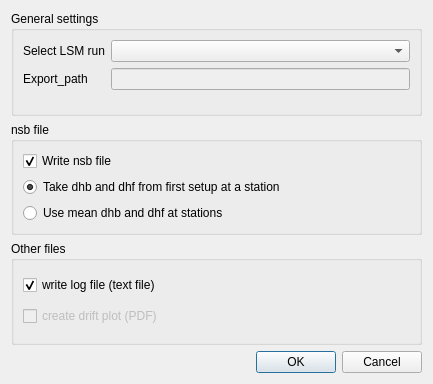
This is gravtools/gui/dialog_export_results.ui in ahellers/GravTools as Qt 5 draws it before an edit. The edited form follows.
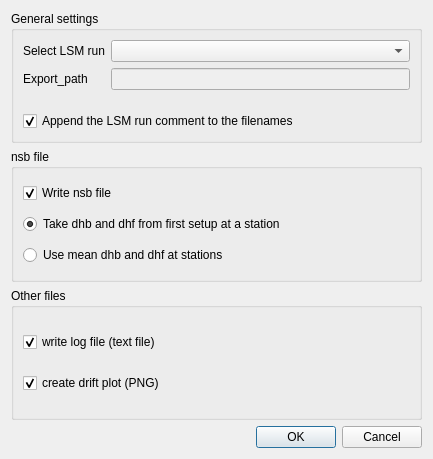
This is the edited form.

Commit message: Added export functions for nsb and log files and drift plot as png file.

Diff of the .ui file:
```diff
--- a/gravtools/gui/dialog_export_results.ui
+++ b/gravtools/gui/dialog_export_results.ui
@@ -7,7 +7,7 @@
     <x>0</x>
     <y>0</y>
     <width>433</width>
-    <height>384</height>
+    <height>459</height>
    </rect>
   </property>
   <property name="windowTitle">
@@ -58,6 +58,19 @@
         </item>
        </layout>
       </item>
+      <item>
+       <widget class="QCheckBox" name="checkBox_add_lsm_comment_to_filename">
+        <property name="toolTip">
+         <string>Append the LSM run comment to the name of the output file(s), e.g. &lt;campaign name&gt;_&lt;lsm run comment&gt;.nsb</string>
+        </property>
+        <property name="text">
+         <string>Append the LSM run comment to the filenames</string>
+        </property>
+        <property name="checked">
+         <bool>true</bool>
+        </property>
+       </widget>
+      </item>
      </layout>
     </widget>
    </item>
@@ -128,10 +141,13 @@
       <item>
        <widget class="QCheckBox" name="checkBox_3">
         <property name="enabled">
-         <bool>false</bool>
+         <bool>true</bool>
         </property>
         <property name="text">
-         <string>create drift plot (PDF)</string>
+         <string>create drift plot (PNG)</string>
+        </property>
+        <property name="checked">
+         <bool>true</bool>
         </property>
        </widget>
       </item>
```
Left out of the diff: 10 changed lines with no effect on the pictures. The commit also changes 8 other files.
